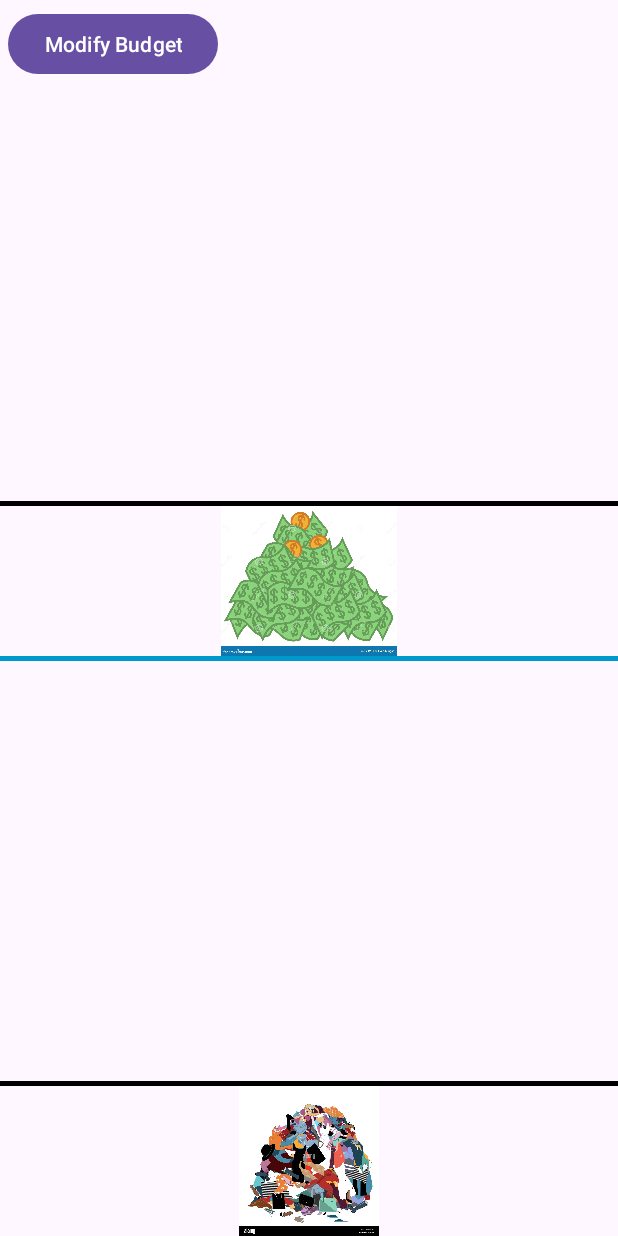
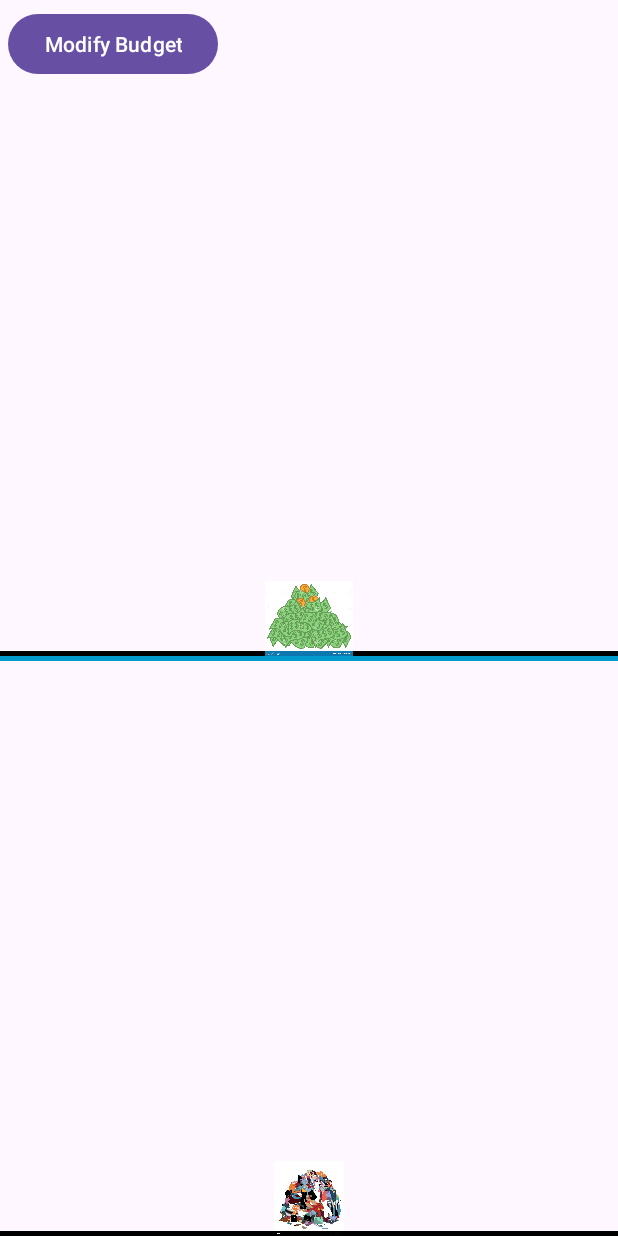
Before and after one commit to danFeller/SloFashion, an Android app: the layout activity_home.xml on its own in the app's theme, with its tools: preview values and no code run, on a phone screen of 412 x 824 dp. Run offline under Robolectric (Android 15) with nearby library versions, the phone set to English and light mode, and no system bars.

Commit message:
spendings now summing and modifying img heights

```diff
--- a/app/src/main/res/layout/activity_home.xml
+++ b/app/src/main/res/layout/activity_home.xml
@@ -53,14 +53,14 @@
         android:id="@+id/div_moneyBudget"
         android:layout_width="match_parent"
         android:layout_height="3dp"
-        android:layout_marginBottom="100dp"
+        android:layout_marginBottom="0dp"
         android:background="@android:color/black"
         app:layout_constraintBottom_toTopOf="@+id/div_middle"/>
 
     <ImageView
         android:id="@+id/moneyImg"
         android:layout_width="match_parent"
-        android:layout_height="100dp"
+        android:layout_height="50dp"
         android:layout_marginBottom="0dp"
         android:src="@drawable/pile_money"
         app:layout_constraintBottom_toTopOf="@+id/div_middle"/>
@@ -69,13 +69,13 @@
         android:id="@+id/div_itemBudget"
         android:layout_width="match_parent"
         android:layout_height="3dp"
-        android:layout_marginBottom="100dp"
+        android:layout_marginBottom="0dp"
         android:background="@android:color/black"
         app:layout_constraintBottom_toBottomOf="parent" />
     <ImageView
         android:id="@+id/clothesImg"
         android:layout_width="match_parent"
-        android:layout_height="100dp"
+        android:layout_height="50dp"
         android:layout_marginBottom="0dp"
         android:src="@drawable/pile_clothes"
         app:layout_constraintBottom_toBottomOf="parent" />
```
